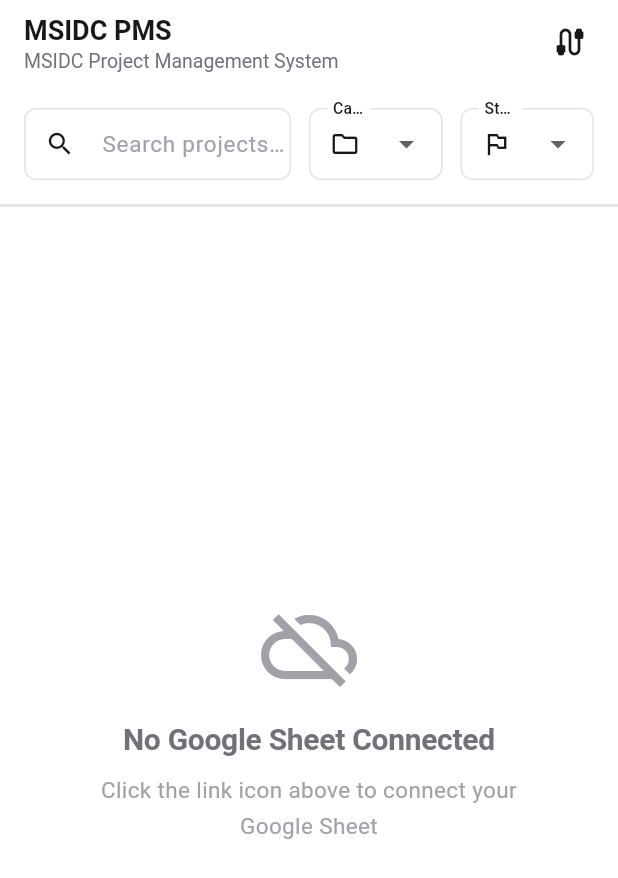
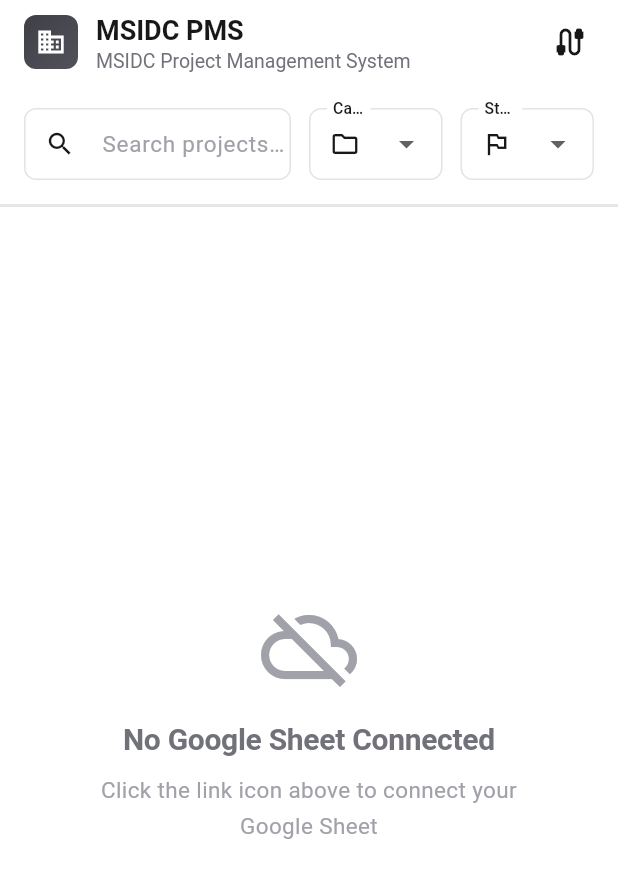
Before and after one commit to Kedar002/MIDC, a Flutter app: the screen it shows after launch, on a phone screen of 412 x 824 dp. Shown: the top 878 px of the screen. Run offline on Flutter 3.47's test engine with Material 3 defaults, Android fonts, the light colour scheme and no system bars; our stand-ins replace csv, file_picker, shared_preferences; missing offline and left inert: excel.

Commit message:
colors added

```diff
--- a/lib/screens/main_screen.dart
+++ b/lib/screens/main_screen.dart
@@ -257,13 +257,34 @@
   Widget build(BuildContext context) {
     return Scaffold(
       appBar: AppBar(
-        title: Column(
-          crossAxisAlignment: CrossAxisAlignment.start,
+        title: Row(
           children: [
-            Text(AppConstants.appName, style: AppTextStyles.h5),
-            Text(
-              AppConstants.appFullName,
-              style: AppTextStyles.caption,
+            Container(
+              padding: const EdgeInsets.all(8),
+              decoration: BoxDecoration(
+                gradient: const LinearGradient(
+                  colors: [AppColors.primary, AppColors.accent],
+                  begin: Alignment.topLeft,
+                  end: Alignment.bottomRight,
+                ),
+                borderRadius: BorderRadius.circular(8),
+              ),
+              child: const Icon(
+                Icons.business_outlined,
+                color: AppColors.textInverse,
+                size: 20,
+              ),
+            ),
+            const SizedBox(width: AppSpacing.md),
+            Column(
+              crossAxisAlignment: CrossAxisAlignment.start,
+              children: [
+                Text(AppConstants.appName, style: AppTextStyles.h5),
+                Text(
+                  AppConstants.appFullName,
+                  style: AppTextStyles.caption.copyWith(color: AppColors.textSecondary),
+                ),
+              ],
             ),
           ],
         ),
--- a/lib/theme/app_colors.dart
+++ b/lib/theme/app_colors.dart
@@ -2,15 +2,15 @@
 
 class AppColors {
   // ============ PRIMARY COLORS ============
-  static const Color primary = Color(0xFF18181B);        // Almost black
-  static const Color primaryLight = Color(0xFF27272A);   // Dark gray
-  static const Color primaryDark = Color(0xFF09090B);    // Pure black
+  static const Color primary = Color(0xFF3F3F46);        // Dark grey
+  static const Color primaryLight = Color(0xFF52525B);   // Medium-dark grey
+  static const Color primaryDark = Color(0xFF27272A);    // Very dark grey
 
   // ============ BACKGROUND COLORS ============
   static const Color background = Color(0xFFFFFFFF);     // Pure white
   static const Color backgroundAlt = Color(0xFFFAFAFA);  // Off-white
-  static const Color surface = Color(0xFFF4F4F5);        // Light gray surface
-  static const Color surfaceVariant = Color(0xFFE4E4E7); // Medium gray surface
+  static const Color surface = Color(0xFFF8FAFC);        // Slightly blue-tinted
+  static const Color surfaceVariant = Color(0xFFF1F5F9); // Light blue-gray
 
   // ============ TEXT COLORS ============
   static const Color textPrimary = Color(0xFF18181B);    // Main text
@@ -25,13 +25,13 @@
   static const Color divider = Color(0xFFE4E4E7);        // Divider lines
 
   // ============ INTERACTIVE STATES ============
-  static const Color hover = Color(0xFFF4F4F5);          // Hover background
-  static const Color active = Color(0xFFE4E4E7);         // Active/selected
+  static const Color hover = Color(0xFFF1F5F9);          // Hover background
+  static const Color active = Color(0xFFE4E4E7);         // Active/selected (grey tint)
   static const Color pressed = Color(0xFFD4D4D8);        // Pressed state
-  static const Color focus = Color(0xFF18181B);          // Focus ring
+  static const Color focus = Color(0xFF3F3F46);          // Focus ring (dark grey)
 
   // ============ SEMANTIC COLORS ============
-  // Success (Green)
+  // Success (Emerald Green)
   static const Color success = Color(0xFF10B981);
   static const Color successLight = Color(0xFFD1FAE5);
   static const Color successDark = Color(0xFF047857);
@@ -41,23 +41,40 @@
   static const Color errorLight = Color(0xFFFEE2E2);
   static const Color errorDark = Color(0xFFDC2626);
 
-  // Warning (Orange/Yellow)
+  // Warning (Amber)
   static const Color warning = Color(0xFFF59E0B);
   static const Color warningLight = Color(0xFFFEF3C7);
   static const Color warningDark = Color(0xFFD97706);
 
-  // Info (Blue)
-  static const Color info = Color(0xFF3B82F6);
-  static const Color infoLight = Color(0xFFDBEAFE);
-  static const Color infoDark = Color(0xFF2563EB);
+  // Info (Grey)
+  static const Color info = Color(0xFF52525B);
+  static const Color infoLight = Color(0xFFE4E4E7);
+  static const Color infoDark = Color(0xFF3F3F46);
 
-  // ============ ACCENT (OPTIONAL) ============
-  static const Color accent = Color(0xFFD97706);         // Claude orange
-  static const Color accentLight = Color(0xFFFED7AA);
-  static const Color accentDark = Color(0xFFC2410C);
+  // ============ ACCENT COLORS ============
+  static const Color accent = Color(0xFF52525B);         // Dark grey accent
+  static const Color accentLight = Color(0xFFE4E4E7);
+  static const Color accentDark = Color(0xFF3F3F46);
+
+  // ============ CATEGORY COLORS (Vibrant) ============
+  static const Color categoryA = Color(0xFF8B5CF6);      // Purple
+  static const Color categoryB = Color(0xFF06B6D4);      // Cyan
+  static const Color categoryC = Color(0xFFEC4899);      // Pink
+  static const Color categoryD = Color(0xFFF59E0B);      // Amber
+  static const Color categoryE = Color(0xFF10B981);      // Emerald
+  static const Color categoryDefault = Color(0xFF71717A); // Gray
+
+  // ============ ADDITIONAL ACCENT PALETTE ============
+  static const Color accentGrey = Color(0xFF52525B);     // Grey
+  static const Color accentPurple = Color(0xFF8B5CF6);   // Purple
+  static const Color accentPink = Color(0xFFEC4899);     // Pink
+  static const Color accentCyan = Color(0xFF06B6D4);     // Cyan
+  static const Color accentEmerald = Color(0xFF10B981);  // Emerald
+  static const Color accentAmber = Color(0xFFF59E0B);    // Amber
 
   // ============ SPECIAL ============
   static const Color disabled = Color(0xFFA1A1AA);
   static const Color overlay = Color(0x1A000000);        // 10% black
   static const Color shadow = Color(0x0D000000);         // 5% black
+  static const Color surfaceHover = Color(0xFFE4E4E7);
 }
```
Also changed, not shown: lib/screens/monitoring_screen.dart (+6 -2 lines), lib/screens/project_detail_screen.dart (+18 -6 lines), lib/screens/work_entry_screen.dart (+18 -2 lines), lib/theme/app_theme.dart (+22 -6 lines), lib/widgets/project_card.dart (+36 -13 lines).
